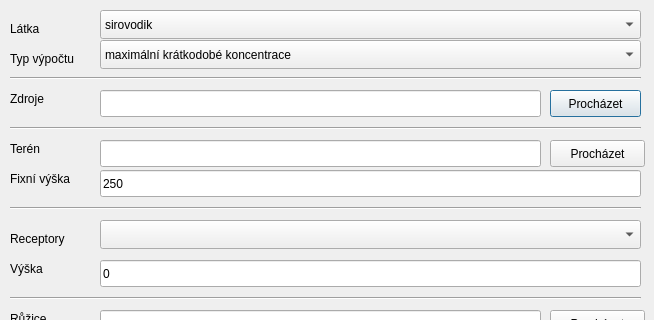
Before: the Qt Designer form main_dialog_base.ui in ruz76/qgis_opensymos, drawn with Qt 5; both pictures show x 0 to 654 and y 0 to 320 of the 654 by 584 pixel window.
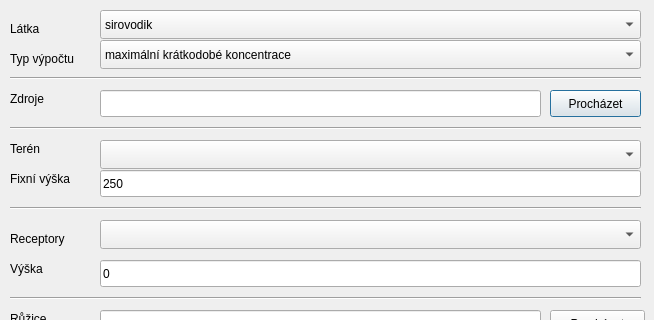
After: the same form once the commit is applied.

Commit message: modified:   main_dialog.py 	modified:   main_dialog_base.ui 	modified:   opensymos.py 	modified:   sample_data/vetrna_ruzice.xml

```diff
--- a/main_dialog_base.ui
+++ b/main_dialog_base.ui
@@ -213,19 +213,6 @@
     <enum>Qt::Horizontal</enum>
    </property>
   </widget>
-  <widget class="QPushButton" name="btnTeren">
-   <property name="geometry">
-    <rect>
-     <x>550</x>
-     <y>140</y>
-     <width>95</width>
-     <height>27</height>
-    </rect>
-   </property>
-   <property name="text">
-    <string>Procházet</string>
-   </property>
-  </widget>
   <widget class="QLabel" name="lblTeren">
    <property name="geometry">
     <rect>
@@ -239,16 +226,6 @@
     <string>Terén</string>
    </property>
   </widget>
-  <widget class="QLineEdit" name="txtTeren">
-   <property name="geometry">
-    <rect>
-     <x>100</x>
-     <y>140</y>
-     <width>441</width>
-     <height>27</height>
-    </rect>
-   </property>
-  </widget>
   <widget class="Line" name="line_2">
    <property name="geometry">
     <rect>
@@ -526,6 +503,16 @@
     <enum>Qt::Horizontal</enum>
    </property>
   </widget>
+  <widget class="QComboBox" name="cmbTeren">
+   <property name="geometry">
+    <rect>
+     <x>100</x>
+     <y>140</y>
+     <width>541</width>
+     <height>29</height>
+    </rect>
+   </property>
+  </widget>
  </widget>
  <resources/>
  <connections/>
```
The commit also changes 3 other files.
